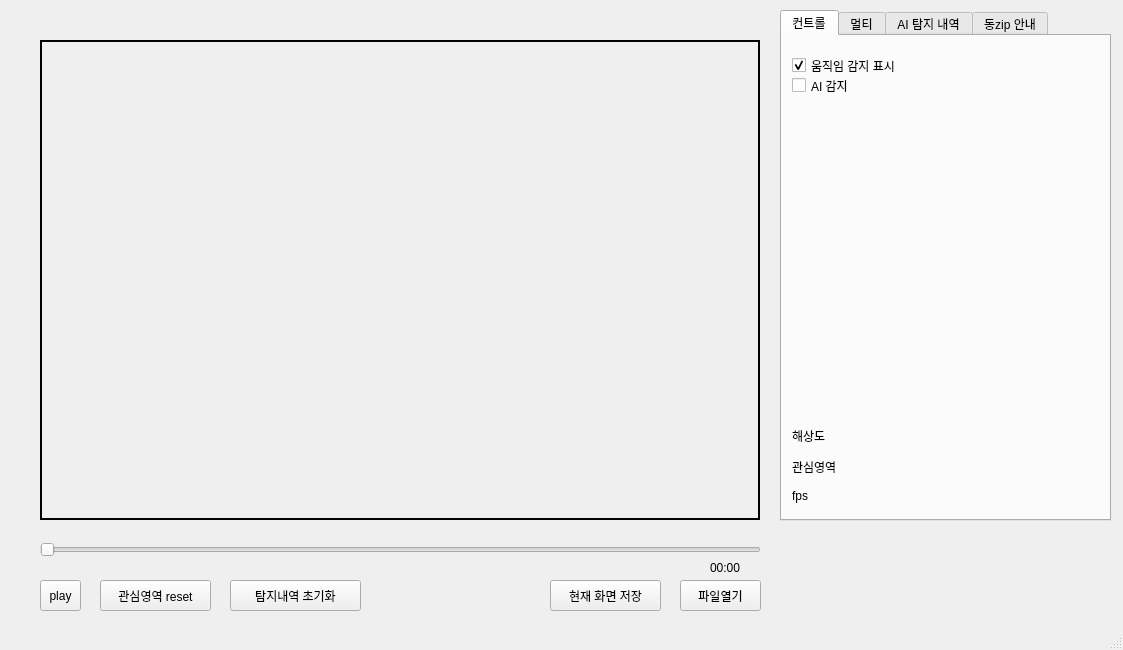
Old version of the form rsc/ui/untitled.ui in the repository polnet13/kimAI.
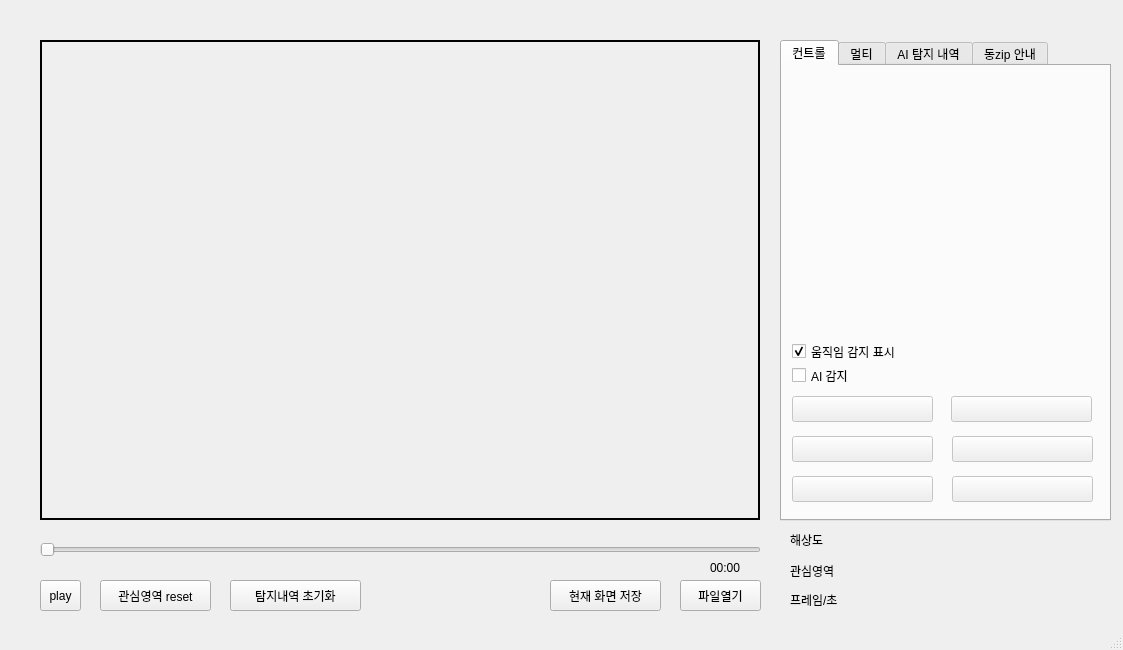
New version of the form.

Diff of the .ui file:
```diff
--- a/rsc/ui/untitled.ui
+++ b/rsc/ui/untitled.ui
@@ -128,9 +128,9 @@
     <property name="geometry">
      <rect>
       <x>780</x>
-      <y>10</y>
+      <y>40</y>
       <width>331</width>
-      <height>511</height>
+      <height>481</height>
      </rect>
     </property>
     <property name="currentIndex">
@@ -144,7 +144,7 @@
       <property name="geometry">
        <rect>
         <x>10</x>
-        <y>20</y>
+        <y>276</y>
         <width>211</width>
         <height>19</height>
        </rect>
@@ -160,7 +160,7 @@
       <property name="geometry">
        <rect>
         <x>10</x>
-        <y>40</y>
+        <y>300</y>
         <width>211</width>
         <height>19</height>
        </rect>
@@ -176,50 +176,117 @@
       <property name="geometry">
        <rect>
         <x>10</x>
-        <y>70</y>
+        <y>10</y>
         <width>311</width>
-        <height>311</height>
+        <height>251</height>
        </rect>
       </property>
-      <layout class="QVBoxLayout" name="frame_option"/>
+      <layout class="QVBoxLayout" name="frame_option">
+       <property name="leftMargin">
+        <number>0</number>
+       </property>
+       <property name="topMargin">
+        <number>3</number>
+       </property>
+       <property name="bottomMargin">
+        <number>3</number>
+       </property>
+      </layout>
      </widget>
-     <widget class="QLabel" name="label_fps">
+     <widget class="QPushButton" name="pushButton_1">
+      <property name="enabled">
+       <bool>false</bool>
+      </property>
       <property name="geometry">
        <rect>
         <x>10</x>
-        <y>450</y>
-        <width>299</width>
-        <height>20</height>
+        <y>330</y>
+        <width>141</width>
+        <height>26</height>
        </rect>
       </property>
       <property name="text">
-       <string>fps</string>
+       <string/>
       </property>
      </widget>
-     <widget class="QLabel" name="label_xy">
+     <widget class="QPushButton" name="pushButton_2">
+      <property name="enabled">
+       <bool>false</bool>
+      </property>
       <property name="geometry">
        <rect>
         <x>10</x>
-        <y>390</y>
-        <width>299</width>
-        <height>20</height>
+        <y>370</y>
+        <width>141</width>
+        <height>26</height>
        </rect>
       </property>
       <property name="text">
-       <string>해상도</string>
+       <string/>
       </property>
      </widget>
-     <widget class="QLabel" name="label_roi">
+     <widget class="QPushButton" name="pushButton_3">
+      <property name="enabled">
+       <bool>false</bool>
+      </property>
       <property name="geometry">
        <rect>
         <x>10</x>
-        <y>420</y>
-        <width>299</width>
-        <height>21</height>
+        <y>410</y>
+        <width>141</width>
+        <height>26</height>
        </rect>
       </property>
       <property name="text">
-       <string>관심영역</string>
+       <string/>
+      </property>
+     </widget>
+     <widget class="QPushButton" name="pushButton_4">
+      <property name="enabled">
+       <bool>false</bool>
+      </property>
+      <property name="geometry">
+       <rect>
+        <x>169</x>
+        <y>330</y>
+        <width>141</width>
+        <height>26</height>
+       </rect>
+      </property>
+      <property name="text">
+       <string/>
+      </property>
+     </widget>
+     <widget class="QPushButton" name="pushButton_5">
+      <property name="enabled">
+       <bool>false</bool>
+      </property>
+      <property name="geometry">
+       <rect>
+        <x>170</x>
+        <y>370</y>
+        <width>141</width>
+        <height>26</height>
+       </rect>
+      </property>
+      <property name="text">
+       <string/>
+      </property>
+     </widget>
+     <widget class="QPushButton" name="pushButton_6">
+      <property name="enabled">
+       <bool>false</bool>
+      </property>
+      <property name="geometry">
+       <rect>
+        <x>170</x>
+        <y>410</y>
+        <width>141</width>
+        <height>26</height>
+       </rect>
+      </property>
+      <property name="text">
+       <string/>
       </property>
      </widget>
     </widget>
@@ -309,6 +376,45 @@
      </widget>
     </widget>
    </widget>
+   <widget class="QLabel" name="label_fps">
+    <property name="geometry">
+     <rect>
+      <x>790</x>
+      <y>590</y>
+      <width>299</width>
+      <height>20</height>
+     </rect>
+    </property>
+    <property name="text">
+     <string>프레임/초</string>
+    </property>
+   </widget>
+   <widget class="QLabel" name="label_xy">
+    <property name="geometry">
+     <rect>
+      <x>790</x>
+      <y>530</y>
+      <width>299</width>
+      <height>20</height>
+     </rect>
+    </property>
+    <property name="text">
+     <string>해상도</string>
+    </property>
+   </widget>
+   <widget class="QLabel" name="label_roi">
+    <property name="geometry">
+     <rect>
+      <x>790</x>
+      <y>560</y>
+      <width>299</width>
+      <height>21</height>
+     </rect>
+    </property>
+    <property name="text">
+     <string>관심영역</string>
+    </property>
+   </widget>
   </widget>
   <widget class="QStatusBar" name="statusbar">
    <property name="contextMenuPolicy">
```
